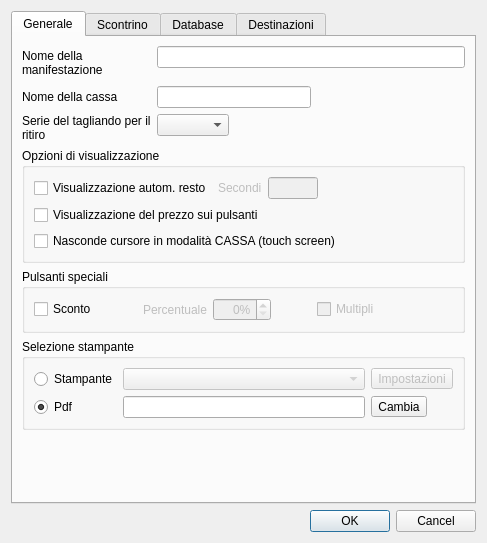
The window that src/configurazionedlg.ui (mtonin/gestcassa) describes before a commit, drawn with Qt 5.
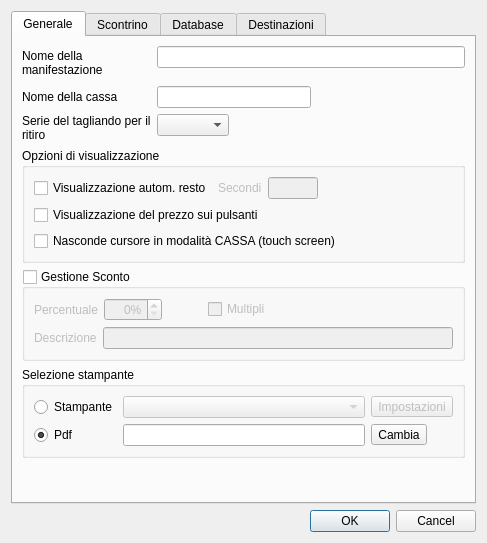
The same window after the commit. Icons and pictures are not drawn. Custom widgets are drawn as their Qt base class.

Commit message: - completata gestione sconto - miglioramenti gestione finestre di avviso

The edit to the form file:
```diff
--- a/src/configurazionedlg.ui
+++ b/src/configurazionedlg.ui
@@ -35,7 +35,7 @@
       <attribute name="title">
        <string>Generale</string>
       </attribute>
-      <layout class="QVBoxLayout" name="verticalLayout_2" stretch="0,0,0,0,1">
+      <layout class="QVBoxLayout" name="verticalLayout_2" stretch="0,0,0,0,0">
        <item>
         <layout class="QFormLayout" name="formLayout_2">
          <item row="0" column="0">
@@ -223,34 +223,19 @@
        <item>
         <widget class="QGroupBox" name="groupBox">
          <property name="title">
-          <string>Pulsanti speciali</string>
+          <string>Gestione Sconto</string>
          </property>
-         <layout class="QHBoxLayout" name="horizontalLayout_10" stretch="0,0,0,0,0,0,1">
-          <item>
-           <widget class="QCheckBox" name="attivaScontoBox">
-            <property name="text">
-             <string>Sconto</string>
-            </property>
-           </widget>
-          </item>
-          <item>
-           <spacer name="horizontalSpacer_4">
-            <property name="orientation">
-             <enum>Qt::Horizontal</enum>
-            </property>
-            <property name="sizeHint" stdset="0">
-             <size>
-              <width>40</width>
-              <height>20</height>
-             </size>
-            </property>
-           </spacer>
-          </item>
+         <property name="checkable">
+          <bool>true</bool>
+         </property>
+         <property name="checked">
+          <bool>false</bool>
+         </property>
+         <layout class="QVBoxLayout" name="horizontalLayout_10">
+          <item>
+           <layout class="QHBoxLayout" name="horizontalLayout_10" stretch="0,0,0,0,1">
           <item>
            <widget class="QLabel" name="label_2">
-            <property name="enabled">
-             <bool>false</bool>
-            </property>
             <property name="text">
              <string>Percentuale</string>
             </property>
@@ -258,9 +243,6 @@
           </item>
           <item>
            <widget class="QDoubleSpinBox" name="percentualeScontoTxt">
-            <property name="enabled">
-             <bool>false</bool>
-            </property>
             <property name="alignment">
              <set>Qt::AlignRight|Qt::AlignTrailing|Qt::AlignVCenter</set>
             </property>
@@ -287,9 +269,6 @@
           </item>
           <item>
            <widget class="QCheckBox" name="scontiMultipliBox">
-            <property name="enabled">
-             <bool>false</bool>
-            </property>
             <property name="text">
              <string>Multipli</string>
             </property>
@@ -307,6 +286,26 @@
              </size>
             </property>
            </spacer>
+            </item>
+           </layout>
+          </item>
+          <item>
+           <layout class="QHBoxLayout" name="horizontalLayout_11">
+            <item>
+             <widget class="QLabel" name="label_4">
+              <property name="text">
+               <string>Descrizione</string>
+              </property>
+             </widget>
+            </item>
+            <item>
+             <widget class="QLineEdit" name="scontoDescrizioneTxt">
+              <property name="maxLength">
+               <number>20</number>
+              </property>
+             </widget>
+            </item>
+           </layout>
           </item>
          </layout>
         </widget>
```
Left out of the diff: 2 changed lines with no effect on the pictures. Lines whose indentation alone changed are shown as unchanged. The commit also changes 16 other files.
